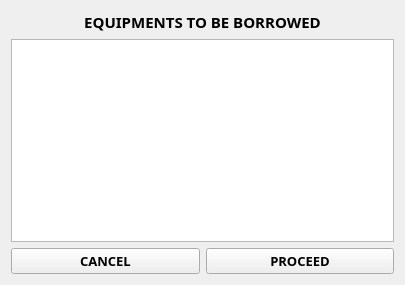
This is confirmations.ui in markytools/sume-borrower-app as Qt 5 draws it before an edit. The edited form follows.
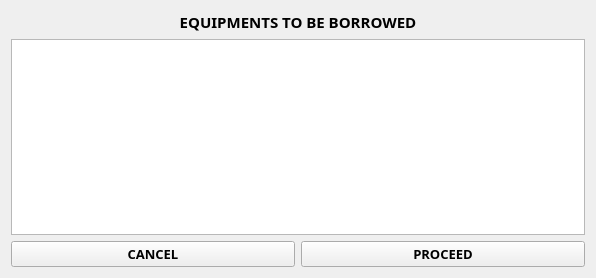
This is the edited form.

Patch:
```diff
--- a/confirmations.ui
+++ b/confirmations.ui
@@ -6,10 +6,16 @@
    <rect>
     <x>0</x>
     <y>0</y>
-    <width>405</width>
-    <height>285</height>
+    <width>596</width>
+    <height>278</height>
    </rect>
   </property>
+  <property name="minimumSize">
+   <size>
+    <width>596</width>
+    <height>278</height>
+   </size>
+  </property>
   <property name="windowTitle">
    <string>Form</string>
   </property>
```
